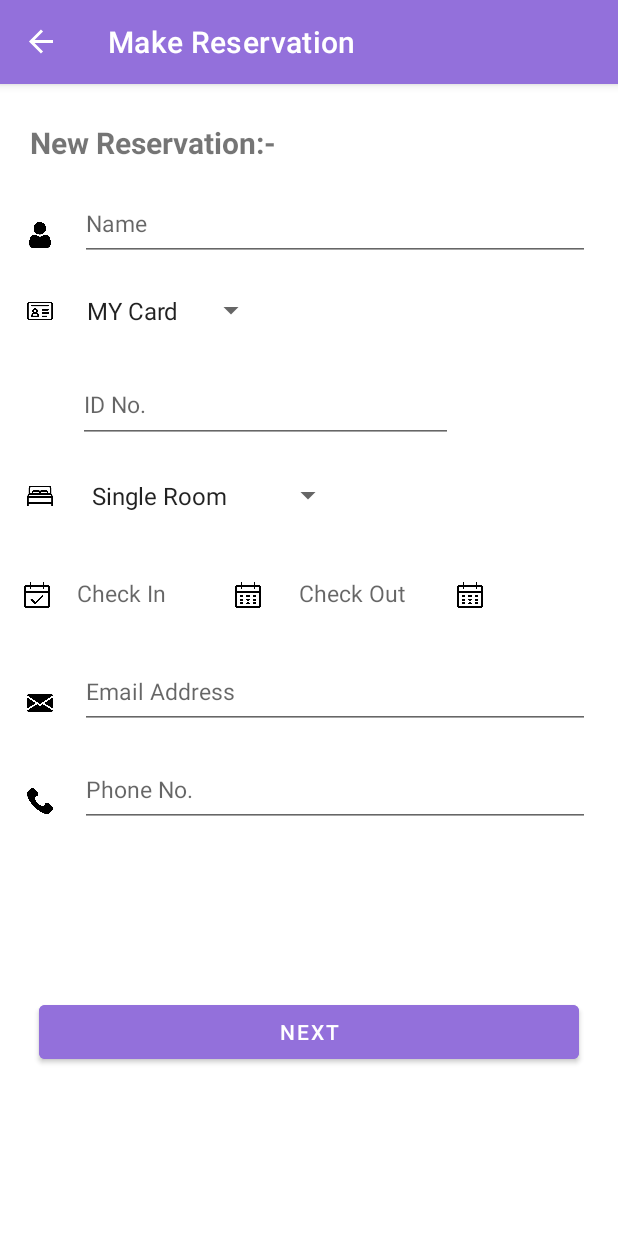
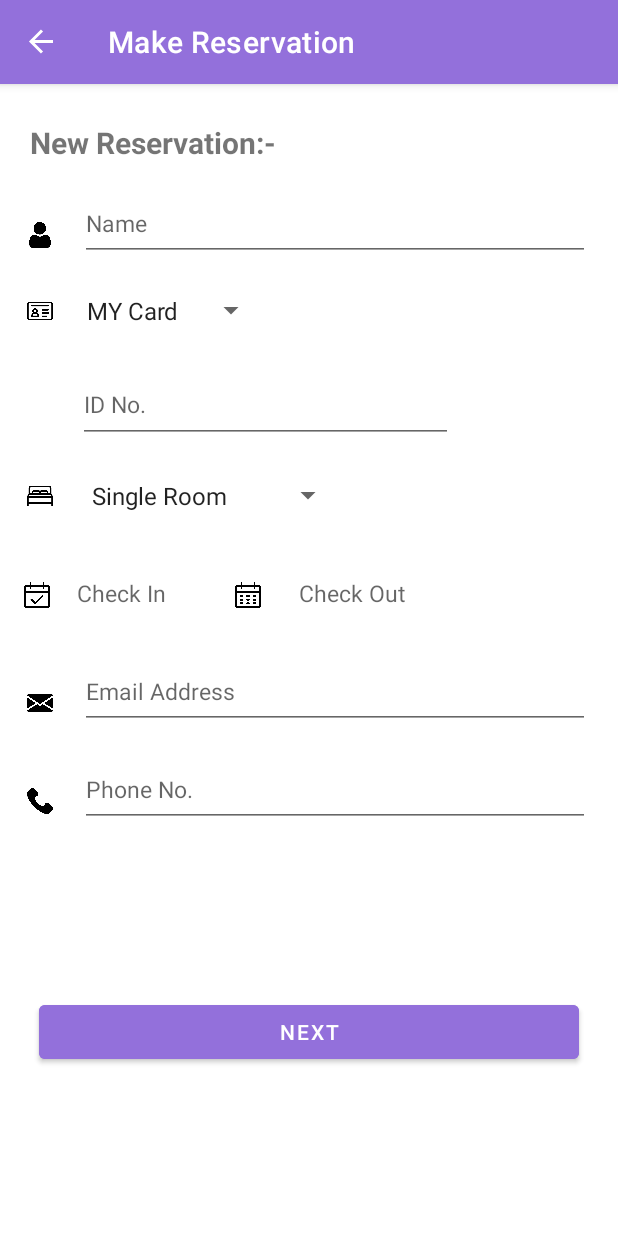
Before and after one commit to XinHao1221/HotelManagementSystem, an Android app built with Jetpack Compose: the AddReservation1Fragment screen opened through its navigation route, on a phone screen of 412 x 824 dp. Run offline under Robolectric (Android 15) with nearby library versions, the phone set to English and light mode, and no system bars; our stand-ins replace Room's generated code, data binding, navigation-ui.

Commit message:
Changes on seaching and remove checkout button

```diff
--- a/app/src/main/java/com/example/hotelmanagementsystem/checkin/CheckInMenuFragment.kt
+++ b/app/src/main/java/com/example/hotelmanagementsystem/checkin/CheckInMenuFragment.kt
@@ -59,7 +59,7 @@ class CheckInMenuFragment : Fragment() {
             if(searchItem != ""){
                 searchItem = searchItem.toUpperCase()
 
-                reservationDatabaseViewModel.searchReservation("%" + searchItem + "%", "pending").observe(viewLifecycleOwner, Observer { reservataion ->
+                reservationDatabaseViewModel.searchTodaysCheckIn("%" + searchItem + "%").observe(viewLifecycleOwner, Observer { reservataion ->
                     adapter.setData(reservataion)
                 })
             }else{
--- a/app/src/main/java/com/example/hotelmanagementsystem/checkout/CheckOutTodayFragment.kt
+++ b/app/src/main/java/com/example/hotelmanagementsystem/checkout/CheckOutTodayFragment.kt
@@ -50,7 +50,7 @@ class CheckOutTodayFragment : Fragment() {
             if(searchItem != ""){
                 searchItem = searchItem.toUpperCase()
 
-                reservationDatabaseViewModel.searchReservation("%" + searchItem + "%", "checkIn").observe(viewLifecycleOwner, Observer { reservataion ->
+                reservationDatabaseViewModel.searchTodaysCheckOut("%" + searchItem + "%").observe(viewLifecycleOwner, Observer { reservataion ->
                     adapter.setData(reservataion)
                 })
             }else{
--- a/app/src/main/java/com/example/hotelmanagementsystem/database/HotelDao.kt
+++ b/app/src/main/java/com/example/hotelmanagementsystem/database/HotelDao.kt
@@ -48,4 +48,11 @@ interface  HotelDao{
     @Query("SELECT * FROM reservation_table WHERE UPPER(guest_name) LIKE :searchQuery AND status = :status")
     fun searchReservation(searchQuery: String, status: String): LiveData<List<Reservation>>
 
+    @Query("SELECT * FROM reservation_table WHERE check_in_date = :checkInDate AND status = 'pending' AND UPPER(guest_name) LIKE :guestName")
+    fun searchTodaysCheckIn(guestName: String, checkInDate: String): LiveData<List<Reservation>>
+
+    @Query("SELECT * FROM reservation_table WHERE check_out_date = :checkOutDate AND status = 'checkIn' AND UPPER(guest_name) LIKE :guestName")
+    fun searchTodaysCheckOut(guestName: String, checkOutDate: String): LiveData<List<Reservation>>
+
+
 }
--- a/app/src/main/res/layout/fragment_add_reservation1.xml
+++ b/app/src/main/res/layout/fragment_add_reservation1.xml
@@ -185,22 +185,22 @@
             android:textSize="15dp"
             android:gravity="center"
             android:textAlignment="textStart"
-            android:onClick="pickCheckOutDate"
+
              />
 
-        <ImageView
-            android:id="@+id/icon_check_out_date"
-            android:layout_width="17dp"
-            android:layout_height="52dp"
-            android:layout_marginTop="15dp"
-            app:layout_constraintStart_toEndOf="@id/check_out_date"
-            app:layout_constraintTop_toBottomOf="@id/icon_room_type"
-            app:layout_constraintBottom_toBottomOf="@id/check_out_date"
-            app:srcCompat="@drawable/calendar"
-            android:layout_marginStart="5dp"
-            android:onClick="selectCheckOutDate"
+<!--        <ImageView-->
+<!--            android:id="@+id/icon_check_out_date"-->
+<!--            android:layout_width="17dp"-->
+<!--            android:layout_height="52dp"-->
+<!--            android:layout_marginTop="15dp"-->
+<!--            app:layout_constraintStart_toEndOf="@id/check_out_date"-->
+<!--            app:layout_constraintTop_toBottomOf="@id/icon_room_type"-->
+<!--            app:layout_constraintBottom_toBottomOf="@id/check_out_date"-->
+<!--            app:srcCompat="@drawable/calendar"-->
+<!--            android:layout_marginStart="5dp"-->
+<!--            android:onClick="selectCheckOutDate"-->
 
-            />
+<!--            />-->
 
         <ImageView
             android:id="@+id/icon_email"
```
Also changed, not shown: app/src/main/java/com/example/hotelmanagementsystem/hotelreservation/ReservationRepository.kt (+12 -0 lines), app/src/main/java/com/example/hotelmanagementsystem/hotelreservation/viewmodel/ReservationDatabaseViewModel.kt (+8 -0 lines), app/src/main/res/layout/fragment_update_reservation1.xml (+12 -13 lines).
